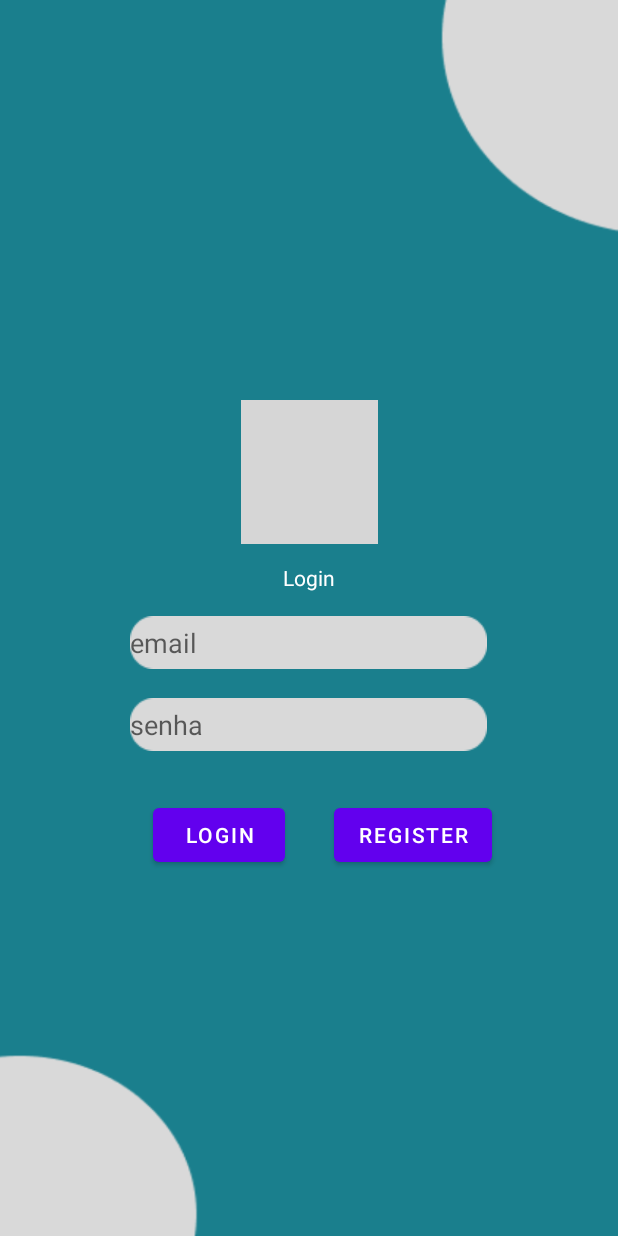
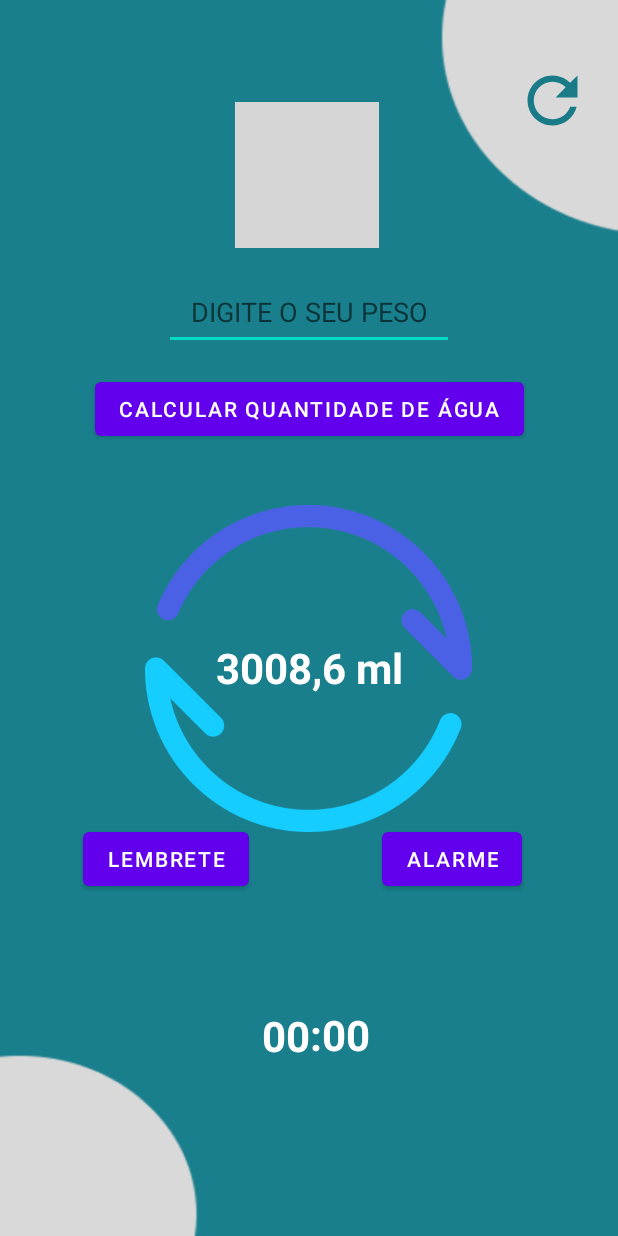
Before and after one commit to IuryAzevedo/TheWaterDiaryReminder, an Android app: the layout activity_main.xml on its own in the app's theme, with its tools: preview values and no code run, on a phone screen of 412 x 824 dp. Run offline under Robolectric (Android 15) with nearby library versions, the phone set to English and light mode, and no system bars; grey boxes are pictures that could not be loaded.

Commit message:
layout finalizado

```diff
--- /dev/null
+++ b/app/src/main/res/drawable/ic__refresh_.xml
@@ -0,0 +1,5 @@
+<vector android:height="24dp" android:tint="#197B87"
+    android:viewportHeight="24" android:viewportWidth="24"
+    android:width="24dp" xmlns:android="http://schemas.android.com/apk/res/android">
+    <path android:fillColor="@android:color/white" android:pathData="M17.65,6.35C16.2,4.9 14.21,4 12,4c-4.42,0 -7.99,3.58 -7.99,8s3.57,8 7.99,8c3.73,0 6.84,-2.55 7.73,-6h-2.08c-0.82,2.33 -3.04,4 -5.65,4 -3.31,0 -6,-2.69 -6,-6s2.69,-6 6,-6c1.66,0 3.14,0.69 4.22,1.78L13,11h7V4l-2.35,2.35z"/>
+</vector>
--- a/app/src/main/res/layout/activity_main.xml
+++ b/app/src/main/res/layout/activity_main.xml
@@ -1,84 +1,145 @@
 <?xml version="1.0" encoding="utf-8"?>
+
+
 <androidx.constraintlayout.widget.ConstraintLayout xmlns:android="http://schemas.android.com/apk/res/android"
     xmlns:app="http://schemas.android.com/apk/res-auto"
     xmlns:tools="http://schemas.android.com/tools"
     android:layout_width="match_parent"
     android:layout_height="match_parent"
     android:background="@drawable/backgroundimg"
-    tools:context=".MainActivity" >
+    tools:context=".MainActivity">
 
     <ImageView
-        android:id="@+id/imageView"
-        android:layout_width="91dp"
-        android:layout_height="96dp"
+        android:id="@+id/imageView3"
+        android:layout_width="96dp"
+        android:layout_height="97dp"
+        android:layout_marginTop="68dp"
+        app:layout_constraintEnd_toEndOf="parent"
+        app:layout_constraintHorizontal_bias="0.495"
+        app:layout_constraintStart_toStartOf="parent"
+        app:layout_constraintTop_toTopOf="parent"
+        app:srcCompat="@drawable/beberagua" />
+
+    <EditText
+        android:id="@+id/editTextNumber"
+        android:layout_width="193dp"
+        android:layout_height="48dp"
+        android:ems="10"
+        android:gravity="center_horizontal"
+        android:hint="DIGITE O SEU PESO"
+        android:inputType="number"
         app:layout_constraintBottom_toBottomOf="parent"
         app:layout_constraintEnd_toEndOf="parent"
         app:layout_constraintStart_toStartOf="parent"
-        app:layout_constraintTop_toTopOf="parent"
-        app:layout_constraintVertical_bias="0.366"
-        app:srcCompat="@drawable/beberagua" />
+        app:layout_constraintTop_toBottomOf="@+id/imageView3"
+        app:layout_constraintVertical_bias="0.033" />
 
-    <EditText
-        android:id="@+id/editTextTextEmailAddress"
+    <Button
+        android:id="@+id/button4"
         android:layout_width="wrap_content"
         android:layout_height="wrap_content"
-        android:layout_marginTop="48dp"
-        android:background="@drawable/buttonlogin"
-        android:ems="10"
-        android:hint="email"
-        android:inputType="textEmailAddress"
+        android:text="CALCULAR QUANTIDADE DE ÁGUA"
+        app:layout_constraintBottom_toBottomOf="parent"
         app:layout_constraintEnd_toEndOf="parent"
-        app:layout_constraintHorizontal_bias="0.497"
         app:layout_constraintStart_toStartOf="parent"
-        app:layout_constraintTop_toBottomOf="@+id/imageView" />
+        app:layout_constraintTop_toBottomOf="@+id/editTextNumber"
+        app:layout_constraintVertical_bias="0.028" />
 
-    <EditText
-        android:id="@+id/editTextTextPassword"
+    <Button
+        android:id="@+id/button5"
         android:layout_width="wrap_content"
         android:layout_height="wrap_content"
-        android:background="@drawable/buttonlogin"
-        android:ems="10"
-        android:hint="senha"
-        android:inputType="textPassword"
+        android:layout_marginTop="252dp"
+        android:text="LEMBRETE"
+        app:layout_constraintEnd_toStartOf="@+id/button6"
+        app:layout_constraintHorizontal_bias="0.385"
+        app:layout_constraintStart_toStartOf="parent"
+        app:layout_constraintTop_toBottomOf="@+id/button4" />
+
+    <Button
+        android:id="@+id/button6"
+        android:layout_width="wrap_content"
+        android:layout_height="wrap_content"
+        android:layout_marginEnd="64dp"
+        android:text="ALARME"
+        app:layout_constraintBottom_toBottomOf="@+id/button5"
+        app:layout_constraintEnd_toEndOf="parent" />
+
+    <ImageView
+        android:id="@+id/imageView4"
+        android:layout_width="55dp"
+        android:layout_height="50dp"
+        app:layout_constraintBottom_toBottomOf="parent"
+        app:layout_constraintEnd_toEndOf="parent"
+        app:layout_constraintHorizontal_bias="0.955"
+        app:layout_constraintStart_toStartOf="parent"
+        app:layout_constraintTop_toTopOf="parent"
+        app:layout_constraintVertical_bias="0.054"
+        app:srcCompat="@drawable/ic__refresh_" />
+
+    <ImageView
+        android:id="@+id/imageView5"
+        android:layout_width="230dp"
+        android:layout_height="218dp"
         app:layout_constraintBottom_toBottomOf="parent"
         app:layout_constraintEnd_toEndOf="parent"
         app:layout_constraintHorizontal_bias="0.497"
         app:layout_constraintStart_toStartOf="parent"
-        app:layout_constraintTop_toBottomOf="@+id/editTextTextEmailAddress"
-        app:layout_constraintVertical_bias="0.056" />
+        app:layout_constraintTop_toBottomOf="@+id/button4"
+        app:layout_constraintVertical_bias="0.129"
+        app:srcCompat="@drawable/circulo" />
 
     <TextView
-        android:id="@+id/textView"
+        android:id="@+id/text_resultado_ml"
+        android:layout_width="140dp"
+        android:layout_height="40dp"
+        android:gravity="center_horizontal"
+        android:text="3008,6 ml"
+        android:textSize="28dp"
+        android:textStyle="bold"
+        android:textColor="@color/white"
+        app:layout_constraintBottom_toBottomOf="@+id/imageView5"
+        app:layout_constraintEnd_toEndOf="@+id/imageView5"
+        app:layout_constraintStart_toStartOf="@+id/imageView5"
+        app:layout_constraintTop_toTopOf="@+id/imageView5" />
+
+    <TextView
+        android:id="@+id/textViewHora"
         android:layout_width="wrap_content"
         android:layout_height="wrap_content"
-        android:layout_marginBottom="16dp"
-        android:text="Login"
-        android:textColor="#FFFFFF"
-        app:layout_constraintBottom_toTopOf="@+id/editTextTextEmailAddress"
+        android:text="@string/text_hora"
+        android:textColor="@color/white"
+        android:textSize="28dp"
+        android:textStyle="bold"
+        app:layout_constraintBottom_toBottomOf="parent"
         app:layout_constraintEnd_toEndOf="parent"
-        app:layout_constraintStart_toStartOf="parent" />
+        app:layout_constraintHorizontal_bias="0.459"
+        app:layout_constraintStart_toStartOf="parent"
+        app:layout_constraintTop_toBottomOf="@+id/imageView5"
+        app:layout_constraintVertical_bias="0.503" />
 
-    <Button
-        android:id="@+id/button2"
+    <TextView
+        android:id="@+id/textViewDoisPontos"
         android:layout_width="wrap_content"
         android:layout_height="wrap_content"
-        android:text="Login"
+        android:text="@string/dois_pontos"
+        android:textColor="@color/white"
+        android:textSize="28dp"
+        android:textStyle="bold"
         app:layout_constraintBottom_toBottomOf="parent"
-        app:layout_constraintEnd_toStartOf="@+id/button3"
-        app:layout_constraintHorizontal_bias="0.759"
-        app:layout_constraintStart_toStartOf="parent"
-        app:layout_constraintTop_toBottomOf="@+id/editTextTextPassword"
-        app:layout_constraintVertical_bias="0.117" />
+        app:layout_constraintStart_toEndOf="@+id/textViewHora"
+        app:layout_constraintTop_toBottomOf="@+id/imageView5" />
 
-    <Button
-        android:id="@+id/button3"
+    <TextView
         android:layout_width="wrap_content"
         android:layout_height="wrap_content"
-        android:layout_marginEnd="84dp"
-        android:text="register"
-        app:layout_constraintBottom_toBottomOf="@+id/button2"
-        app:layout_constraintEnd_toEndOf="parent"
-        app:layout_constraintTop_toBottomOf="@+id/editTextTextPassword"
-        app:layout_constraintVertical_bias="1.0" />
+        android:text="@string/text_minutos"
+        android:textColor="@color/white"
+        android:textSize="28dp"
+        android:textStyle="bold"
+        app:layout_constraintBottom_toBottomOf="parent"
+        app:layout_constraintStart_toEndOf="@+id/textViewDoisPontos"
+        app:layout_constraintTop_toBottomOf="@+id/imageView5" />
+
 
 </androidx.constraintlayout.widget.ConstraintLayout>
--- a/app/src/main/res/values/strings.xml
+++ b/app/src/main/res/values/strings.xml
@@ -1,3 +1,6 @@
 <resources>
     <string name="app_name">The Water Diary - Reminder</string>
+    <string name="text_hora">00</string>
+    <string name="dois_pontos">:</string>
+    <string name="text_minutos">00</string>
 </resources>
```
Also changed, not shown: app/src/main/AndroidManifest.xml (+10 -1 lines), app/src/main/java/com/example/thewaterdiary_reminder/Login.kt (added, +11 -0 lines), app/src/main/java/com/example/thewaterdiary_reminder/Register.kt (added, +11 -0 lines), app/src/main/res/layout/activity_login.xml (added, +86 -0 lines), app/src/main/res/layout/activity_register.xml (added, +77 -0 lines), app/src/main/res/drawable/circulo.png (added), app/src/main/res/drawable/garrafa.png (added).
